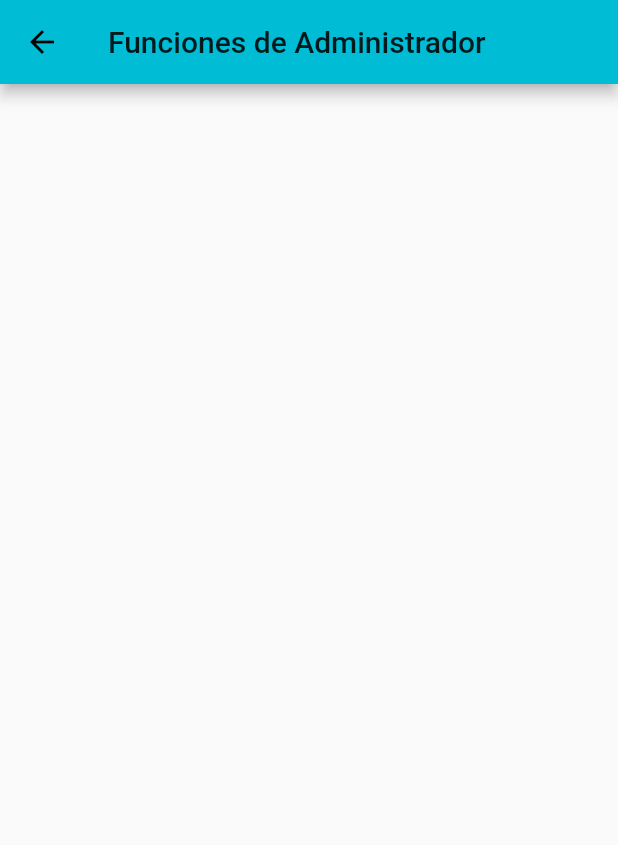
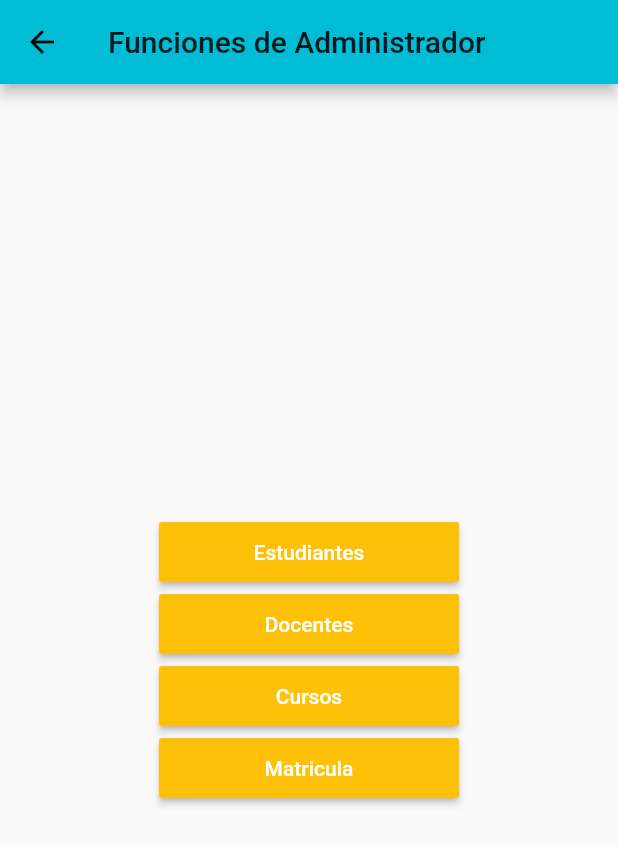
Before and after one commit to RyutaKinzoku/CourseOrganizerF, a Flutter app: the AdminFunctions screen opened directly, on a phone screen of 412 x 824 dp. Shown: the top 845 px of the screen. Run offline on Flutter 3.47's test engine with Material 2 defaults, Android fonts, the phone set to English and light mode, and no system bars; missing offline and left inert: mysql1.

Commit message:
Add adminfunctions view

```diff
--- a/lib/Model/Rol.dart
+++ b/lib/Model/Rol.dart
@@ -1,7 +1,3 @@
 // ignore_for_file: file_names, constant_identifier_names
 
-enum Rol {
-   Administrador,
-   Docente,
-   Estudiante
-}
+enum Rol { Administrador, Docente, Estudiante }
--- a/lib/View/AdminFunctions.dart
+++ b/lib/View/AdminFunctions.dart
@@ -1,7 +1,12 @@
-// ignore_for_file: file_names
+// ignore_for_file: file_names, prefer_const_constructors
 
 import 'package:flutter/material.dart';
 import 'package:flutter/widgets.dart';
+import 'package:course_organizer/Controller/Controladora.dart';
+import 'package:course_organizer/View/StudentsList.dart';
+import 'package:course_organizer/View/TeachersList.dart';
+import 'package:course_organizer/View/CoursesList.dart';
+import 'package:course_organizer/View/Enrollment.dart';
 
 class AdminFunctions extends StatefulWidget {
   const AdminFunctions({Key? key, required this.title}) : super(key: key);
@@ -17,8 +22,75 @@ class _AdminFunctionsPage extends State<AdminFunctions> {
   Widget build(BuildContext context) {
     return Scaffold(
       appBar: AppBar(
-        title: const Text("Funciones de Administrador")
-      )
+        title: Text("Funciones de Administrador"),
+      ),
+      body: Center(
+        child: Column(
+          mainAxisAlignment: MainAxisAlignment.center,
+          children: <Widget>[
+            MaterialButton(
+              minWidth: 200.0,
+              height: 40.0,
+              onPressed: () {
+                Navigator.push(
+                  context,
+                  MaterialPageRoute(
+                      builder: (context) => StudentsList(
+                            title: 'Lista de Estudiantes',
+                          )),
+                );
+              },
+              color: Colors.amber,
+              child: Text('Estudiantes', style: TextStyle(color: Colors.white)),
+            ),
+            MaterialButton(
+              minWidth: 200.0,
+              height: 40.0,
+              onPressed: () {
+                Navigator.push(
+                  context,
+                  MaterialPageRoute(
+                      builder: (context) => TeachersList(
+                            title: 'Lista de Docentes',
+                          )),
+                );
+              },
+              color: Colors.amber,
+              child: Text('Docentes', style: TextStyle(color: Colors.white)),
+            ),
+            MaterialButton(
+              minWidth: 200.0,
+              height: 40.0,
+              onPressed: () {
+                Navigator.push(
+                  context,
+                  MaterialPageRoute(
+                      builder: (context) => StudentsList(
+                            title: 'Lista de Curses',
+                          )),
+                );
+              },
+              color: Colors.amber,
+              child: Text('Cursos', style: TextStyle(color: Colors.white)),
+            ),
+            MaterialButton(
+              minWidth: 200.0,
+              height: 40.0,
+              onPressed: () {
+                Navigator.push(
+                  context,
+                  MaterialPageRoute(
+                      builder: (context) => StudentsList(
+                            title: 'Matricula',
+                          )),
+                );
+              },
+              color: Colors.amber,
+              child: Text('Matricula', style: TextStyle(color: Colors.white)),
+            ),
+          ],
+        ),
+      ),
     );
   }
 }
```
Also changed, not shown: lib/View/CoursesList.dart (added, +20 -0 lines), lib/View/Enrollment.dart (added, +20 -0 lines), lib/View/Login.dart (+11 -14 lines), lib/View/StudentsList.dart (added, +20 -0 lines), lib/View/TeachersList.dart (added, +20 -0 lines).
